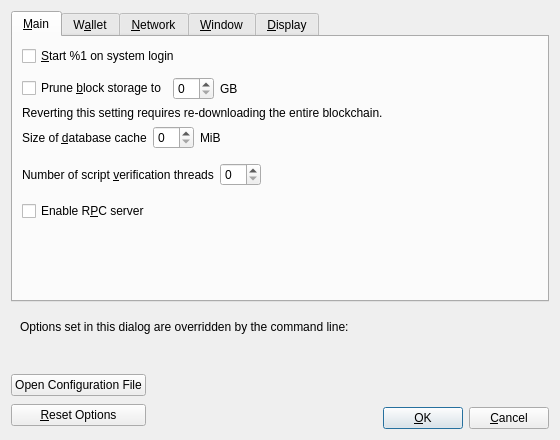
Qt form src/qt/forms/optionsdialog.ui (bitnet-io/bitnet-core) before a commit.
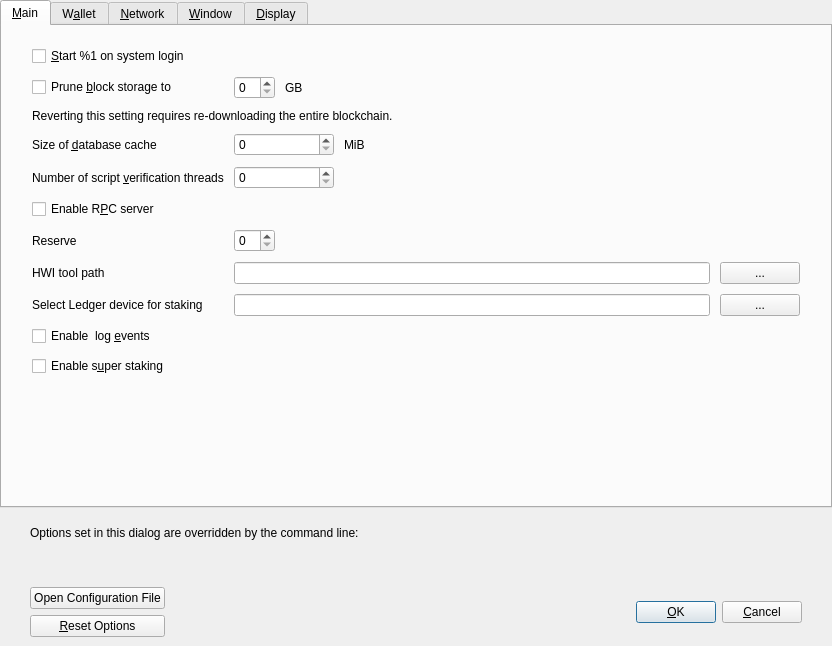
The same form after that commit. Custom widgets are drawn as their Qt base class.

Commit message: attempt to push 70035 for changes for POS every previous version will break must use new version

Diff of the .ui file:
```diff
--- a/src/qt/forms/optionsdialog.ui
+++ b/src/qt/forms/optionsdialog.ui
@@ -6,8 +6,8 @@
    <rect>
     <x>0</x>
     <y>0</y>
-    <width>560</width>
-    <height>440</height>
+    <width>832</width>
+    <height>646</height>
    </rect>
   </property>
   <property name="windowTitle">
@@ -17,6 +17,18 @@
    <bool>true</bool>
   </property>
   <layout class="QVBoxLayout" name="verticalLayout">
+   <property name="leftMargin">
+    <number>0</number>
+   </property>
+   <property name="topMargin">
+    <number>0</number>
+   </property>
+   <property name="rightMargin">
+    <number>0</number>
+   </property>
+   <property name="bottomMargin">
+    <number>0</number>
+   </property>
    <item>
     <widget class="QTabWidget" name="tabWidget">
      <property name="currentIndex">
@@ -26,57 +38,44 @@
       <attribute name="title">
        <string>&amp;Main</string>
       </attribute>
-      <layout class="QVBoxLayout" name="verticalLayout_Main">
-       <item>
-        <widget class="QCheckBox" name="bitnetAtStartup">
-         <property name="toolTip">
-          <string>Automatically start %1 after logging in to the system.</string>
-         </property>
-         <property name="text">
-          <string>&amp;Start %1 on system login</string>
-         </property>
-        </widget>
-       </item>
+      <layout class="QVBoxLayout" name="verticalLayout_3">
+       <property name="spacing">
+        <number>10</number>
+       </property>
+       <property name="leftMargin">
+        <number>30</number>
+       </property>
+       <property name="topMargin">
+        <number>20</number>
+       </property>
+       <property name="rightMargin">
+        <number>30</number>
+       </property>
+       <property name="bottomMargin">
+        <number>20</number>
+       </property>
        <item>
-        <spacer name="horizontalSpacer_0_Main">
-         <property name="orientation">
-          <enum>Qt::Horizontal</enum>
+        <layout class="QGridLayout" name="gridLayout">
+         <property name="verticalSpacing">
+          <number>10</number>
          </property>
-         <property name="sizeHint" stdset="0">
+         <item row="4" column="1">
+          <layout class="QHBoxLayout" name="horizontalLayout_3_Main">
+           <item>
+            <widget class="QSpinBox" name="threadsScriptVerif">
+             <property name="minimumSize">
           <size>
-           <width>40</width>
-           <height>5</height>
-          </size>
-         </property>
-        </spacer>
-       </item>
-       <item>
-        <layout class="QHBoxLayout" name="horizontalLayout_Main_Prune">
-         <item>
-          <widget class="QCheckBox" name="prune">
+               <width>100</width>
+               <height>0</height>
+              </size>
+             </property>
            <property name="toolTip">
-            <string>Enabling pruning significantly reduces the disk space required to store transactions. All blocks are still fully validated. Reverting this setting requires re-downloading the entire blockchain.</string>
-           </property>
-           <property name="text">
-            <string>Prune &amp;block storage to</string>
-           </property>
+              <string>(0 = auto, &lt;0 = leave that many cores free)</string>
+             </property>
           </widget>
          </item>
          <item>
-          <widget class="QSpinBox" name="pruneSize"/>
-         </item>
-         <item>
-          <widget class="QLabel" name="pruneSizeUnitLabel">
-           <property name="text">
-            <string>GB</string>
-           </property>
-           <property name="textFormat">
-            <enum>Qt::PlainText</enum>
-           </property>
-          </widget>
-         </item>
-         <item>
-          <spacer name="horizontalSpacer_Main_Prune">
+            <spacer name="horizontalSpacer_3_Main">
            <property name="orientation">
             <enum>Qt::Horizontal</enum>
            </property>
@@ -90,19 +89,65 @@
          </item>
         </layout>
        </item>
+         <item row="8" column="1">
+          <layout class="QHBoxLayout" name="horizontalLayout2">
        <item>
-        <widget class="QLabel" name="pruneWarning">
+            <widget class="QLineEdit" name="txtStakeLedgerId">
+             <property name="toolTip">
+              <string>Fingerprint of the ledger that you want to be used for staking with hardware wallet</string>
+             </property>
+            </widget>
+           </item>
+           <item>
+            <widget class="QPushButton" name="toolStakeLedgerId">
          <property name="text">
-          <string>Reverting this setting requires re-downloading the entire blockchain.</string>
+              <string>...</string>
+             </property>
+            </widget>
+           </item>
+          </layout>
+         </item>
+         <item row="6" column="1">
+          <layout class="QHBoxLayout" name="horizontalLayout_3_Main_3">
+           <item>
+            <widget class="BitcoinAmountField" name="reserveBalance">
+             <property name="toolTip">
+              <string>Reserve amount that will not be used for staking</string>
+             </property>
+            </widget>
+           </item>
+           <item>
+            <spacer name="horizontalSpacer_3_Main_3">
+             <property name="orientation">
+              <enum>Qt::Horizontal</enum>
+             </property>
+             <property name="sizeHint" stdset="0">
+              <size>
+               <width>40</width>
+               <height>0</height>
+              </size>
+             </property>
+            </spacer>
+           </item>
+          </layout>
+         </item>
+         <item row="4" column="0">
+          <widget class="QLabel" name="threadsScriptVerifLabel">
+           <property name="toolTip">
+            <string extracomment="Tooltip text for Options window setting that sets the number of script verification threads. Explains that negative values mean to leave these many cores free to the system.">Set the number of script verification threads. Negative values correspond to the number of cores you want to leave free to the system.</string>
+           </property>
+           <property name="text">
+            <string>Number of script &amp;verification threads</string>
          </property>
          <property name="textFormat">
           <enum>Qt::PlainText</enum>
          </property>
-        </widget>
-       </item>
-       <item>
-        <layout class="QHBoxLayout" name="horizontalLayout_2_Main">
-         <item>
+           <property name="buddy">
+            <cstring>threadsScriptVerif</cstring>
+           </property>
+          </widget>
+         </item>
+         <item row="3" column="0">
           <widget class="QLabel" name="databaseCacheLabel">
            <property name="toolTip">
             <string extracomment="Tooltip text for Options window setting that sets the size of the database cache. Explains the corresponding effects of increasing/decreasing this value.">Maximum database cache size. A larger cache can contribute to faster sync, after which the benefit is less pronounced for most use cases. Lowering the cache size will reduce memory usage. Unused mempool memory is shared for this cache.</string>
@@ -118,8 +163,44 @@
            </property>
           </widget>
          </item>
+         <item row="2" column="0" colspan="2">
+          <widget class="QLabel" name="pruneWarning">
+           <property name="text">
+            <string>Reverting this setting requires re-downloading the entire blockchain.</string>
+           </property>
+           <property name="textFormat">
+            <enum>Qt::PlainText</enum>
+           </property>
+          </widget>
+         </item>
+         <item row="7" column="0">
+          <widget class="QLabel" name="HWIToolLabel">
+           <property name="text">
+            <string>HWI tool path</string>
+           </property>
+          </widget>
+         </item>
+         <item row="1" column="0">
+          <widget class="QCheckBox" name="prune">
+           <property name="toolTip">
+            <string>Enabling pruning significantly reduces the disk space required to store transactions. All blocks are still fully validated. Reverting this setting requires re-downloading the entire blockchain.</string>
+           </property>
+           <property name="text">
+            <string>Prune &amp;block storage to</string>
+           </property>
+          </widget>
+         </item>
+         <item row="3" column="1">
+          <layout class="QHBoxLayout" name="horizontalLayout_2_Main">
          <item>
-          <widget class="QSpinBox" name="databaseCache"/>
+            <widget class="QSpinBox" name="databaseCache">
+             <property name="minimumSize">
+              <size>
+               <width>100</width>
+               <height>0</height>
+              </size>
+             </property>
+            </widget>
          </item>
          <item>
           <widget class="QLabel" name="databaseCacheUnitLabel">
@@ -146,15 +227,38 @@
          </item>
         </layout>
        </item>
+         <item row="0" column="0" colspan="2">
+          <widget class="QCheckBox" name="bitcoinAtStartup">
+           <property name="toolTip">
+            <string>Automatically start %1 after logging in to the system.</string>
+           </property>
+           <property name="text">
+            <string>&amp;Start %1 on system login</string>
+           </property>
+          </widget>
+         </item>
+         <item row="7" column="1">
+          <layout class="QHBoxLayout" name="horizontalLayout">
        <item>
-        <layout class="QHBoxLayout" name="horizontalLayout_Main_VerifyLabel">
-         <item>
-          <widget class="QLabel" name="threadsScriptVerifLabel">
+            <widget class="QLineEdit" name="txtHWIToolPath">
            <property name="toolTip">
-            <string extracomment="Tooltip text for Options window setting that sets the number of script verification threads. Explains that negative values mean to leave these many cores free to the system.">Set the number of script verification threads. Negative values correspond to the number of cores you want to leave free to the system.</string>
-           </property>
+              <string>Hardware wallet interface tool location on disk</string>
+             </property>
+            </widget>
+           </item>
+           <item>
+            <widget class="QPushButton" name="toolHWIPath">
            <property name="text">
-            <string>Number of script &amp;verification threads</string>
+              <string>...</string>
+             </property>
+            </widget>
+           </item>
+          </layout>
+         </item>
+         <item row="6" column="0">
+          <widget class="QLabel" name="reserveBalanceLabel">
+           <property name="text">
+            <string>Reserve</string>
            </property>
            <property name="textFormat">
             <enum>Qt::PlainText</enum>
@@ -164,29 +268,44 @@
            </property>
           </widget>
          </item>
+         <item row="1" column="1">
+          <layout class="QHBoxLayout" name="horizontalLayout_Main_Prune">
          <item>
-          <widget class="QSpinBox" name="threadsScriptVerif">
-           <property name="toolTip">
-            <string>(0 = auto, &lt;0 = leave that many cores free)</string>
+            <widget class="QSpinBox" name="pruneSize"/>
+           </item>
+           <item>
+            <widget class="QLabel" name="pruneSizeUnitLabel">
+             <property name="text">
+              <string>GB</string>
+             </property>
+             <property name="textFormat">
+              <enum>Qt::PlainText</enum>
            </property>
           </widget>
          </item>
          <item>
-          <spacer name="horizontalSpacer_Main_Threads">
+            <spacer name="horizontalSpacer_Main_Prune">
            <property name="orientation">
             <enum>Qt::Horizontal</enum>
            </property>
            <property name="sizeHint" stdset="0">
             <size>
              <width>40</width>
-             <height>40</height>
+               <height>20</height>
             </size>
            </property>
           </spacer>
          </item>
         </layout>
        </item>
-       <item>
+         <item row="8" column="0">
+          <widget class="QLabel" name="stakeLedgerIdlabel">
+           <property name="text">
+            <string>Select Ledger device for staking</string>
+           </property>
+          </widget>
+         </item>
+         <item row="5" column="0" colspan="2">
         <widget class="QCheckBox" name="enableServer">
          <property name="toolTip">
           <string extracomment="Tooltip text for Options window setting that enables the RPC server.">This allows you or a third party tool to communicate with the node through command-line and JSON-RPC commands.</string>
@@ -196,6 +315,22 @@
          </property>
         </widget>
        </item>
+         <item row="9" column="0" colspan="2">
+          <widget class="QCheckBox" name="logEvents">
+           <property name="text">
+            <string>Enable  log &amp;events</string>
+           </property>
+          </widget>
+         </item>
+         <item row="10" column="0" colspan="2">
+          <widget class="QCheckBox" name="superStaking">
+           <property name="text">
+            <string>Enable s&amp;uper staking</string>
+           </property>
+          </widget>
+         </item>
+        </layout>
+       </item>
        <item>
         <spacer name="verticalSpacer_Main">
          <property name="orientation">
@@ -891,6 +1026,12 @@
    <item>
     <widget class="QFrame" name="frame">
      <layout class="QVBoxLayout" name="verticalLayout_Bottom">
+      <property name="leftMargin">
+       <number>30</number>
+      </property>
+      <property name="rightMargin">
+       <number>30</number>
+      </property>
       <item>
        <layout class="QHBoxLayout" name="horizontalLayout_Bottom">
         <item>
@@ -935,7 +1076,14 @@
     </widget>
    </item>
    <item>
-    <layout class="QHBoxLayout" name="horizontalLayout_Buttons">
+    <widget class="QWidget" name="buttonsContainerWhite" native="true">
+     <layout class="QHBoxLayout" name="horizontalLayout_2">
+      <property name="leftMargin">
+       <number>30</number>
+      </property>
+      <property name="rightMargin">
+       <number>30</number>
+      </property>
      <item>
       <layout class="QVBoxLayout" name="verticalLayout_Buttons">
        <item>
@@ -967,14 +1115,14 @@
       </layout>
      </item>
      <item>
-      <spacer name="horizontalSpacer_1">
+       <spacer name="horizontalSpacer_3">
        <property name="orientation">
         <enum>Qt::Horizontal</enum>
        </property>
        <property name="sizeHint" stdset="0">
         <size>
-         <width>40</width>
-         <height>48</height>
+          <width>20</width>
+          <height>20</height>
         </size>
        </property>
       </spacer>
@@ -1005,35 +1153,18 @@
       </widget>
      </item>
      <item>
-      <spacer name="horizontalSpacer_2">
+       <spacer name="horizontalSpacer">
        <property name="orientation">
         <enum>Qt::Horizontal</enum>
        </property>
        <property name="sizeHint" stdset="0">
         <size>
-         <width>40</width>
-         <height>48</height>
-        </size>
-       </property>
-      </spacer>
-     </item>
-     <item>
-      <layout class="QVBoxLayout" name="verticalLayout_4">
-       <item>
-        <spacer name="verticalSpacer">
-         <property name="orientation">
-          <enum>Qt::Vertical</enum>
-         </property>
-         <property name="sizeHint" stdset="0">
-          <size>
            <width>20</width>
-           <height>40</height>
+          <height>20</height>
           </size>
          </property>
         </spacer>
        </item>
-       <item>
-        <layout class="QHBoxLayout" name="horizontalLayout">
          <item>
           <widget class="QPushButton" name="okButton">
            <property name="text">
@@ -1058,10 +1189,7 @@
           </widget>
          </item>
         </layout>
-       </item>
-      </layout>
-     </item>
-    </layout>
+    </widget>
    </item>
   </layout>
  </widget>
@@ -1076,6 +1204,11 @@
    <extends>QComboBox</extends>
    <header>qt/qvaluecombobox.h</header>
   </customwidget>
+  <customwidget>
+   <class>BitcoinAmountField</class>
+   <extends>QSpinBox</extends>
+   <header>qt/bitcoinamountfield.h</header>
+  </customwidget>
  </customwidgets>
  <resources/>
  <connections/>
```
Left out of the diff: 166 changed lines with no effect on the pictures. Lines whose indentation alone changed are shown as unchanged. The commit also changes 2752 other files.
